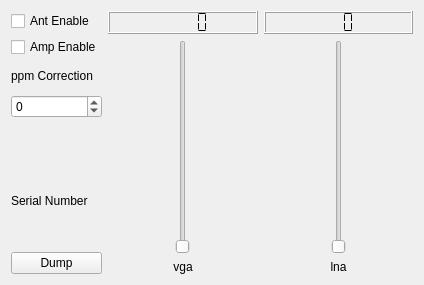
The window that qt-devices/hackrf-handler/hackrf-widget.ui (JvanKatwijk/qt-dab) describes before a commit, drawn with Qt 5.
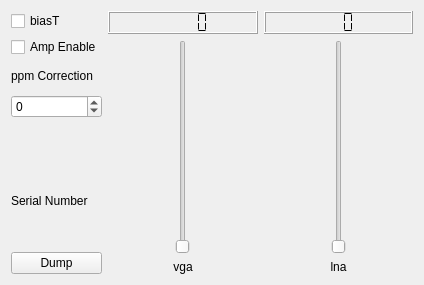
The same window after the commit.

```diff
--- a/qt-devices/hackrf-handler/hackrf-widget.ui
+++ b/qt-devices/hackrf-handler/hackrf-widget.ui
@@ -19,7 +19,7 @@
      <item>
       <widget class="QCheckBox" name="AntEnableButton">
        <property name="text">
-        <string>Ant Enable</string>
+        <string>biasT</string>
        </property>
        <property name="checked">
         <bool>false</bool>
```
Left out of the diff: 2 changed lines with no effect on the pictures.
